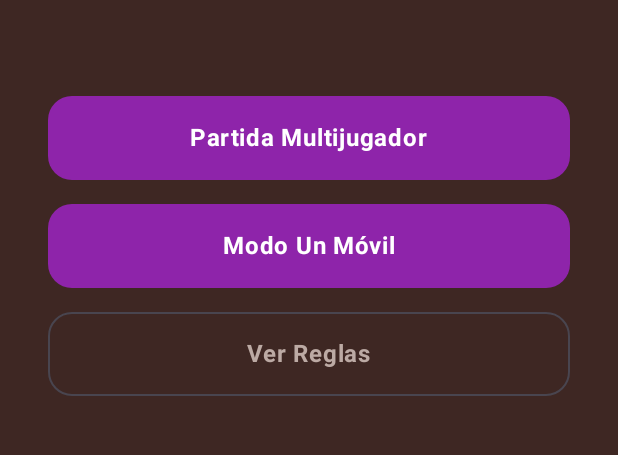
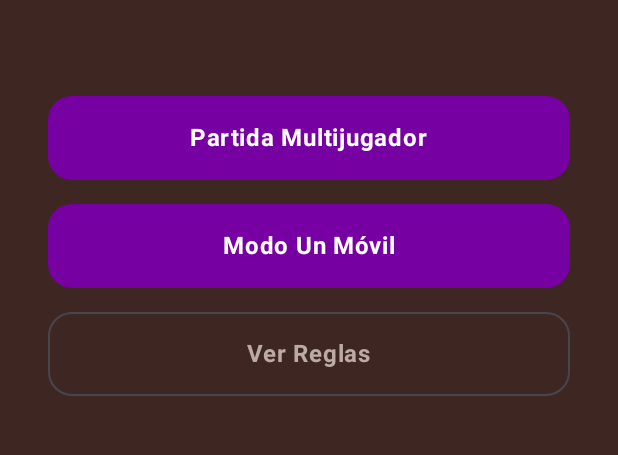
Before and after one commit to ronky8/tfg_glitch, an Android app built with Jetpack Compose: the screen it shows after launch (MainActivity), on a phone screen of 412 x 824 dp, the part 450-905 px from its top. Run offline under Robolectric (Android 15) with nearby library versions, the phone set to English and light mode, and no system bars; our stand-ins replace Firebase (no records; nobody signed in at launch, a user with empty details on screens opened directly).

Commit message:
Limpieza de código

```diff
--- a/app/src/main/java/com/pingu/tfg_glitch/data/FirestoreService.kt
+++ b/app/src/main/java/com/pingu/tfg_glitch/data/FirestoreService.kt
@@ -21,7 +21,6 @@ class FirestoreService {
                 close(error)
                 return@addSnapshotListener
             }
-            // Asegurarse de que el ID del documento se asigna a la propiedad 'id' del objeto Player
             val player = snapshot?.toObject<Player>()?.copy(id = snapshot.id)
             trySend(player)
         }
@@ -36,7 +35,6 @@ class FirestoreService {
                 close(error)
                 return@addSnapshotListener
             }
-            // Asegurarse de que el ID de cada documento se asigna a la propiedad 'id' de cada objeto Player
             val players = snapshot?.documents?.mapNotNull { doc ->
                 doc.toObject<Player>()?.copy(id = doc.id)
             } ?: emptyList()
--- a/app/src/main/java/com/pingu/tfg_glitch/ui/theme/Color.kt
+++ b/app/src/main/java/com/pingu/tfg_glitch/ui/theme/Color.kt
@@ -31,9 +31,9 @@ val GlitchDarkCard = Color(0xFF2D3748)
 val GlitchMarronOscuro = Color(0xFF3E2723)
 val GlitchGrisOscuro = Color(0xFF4E342E)
 val GlitchMarronClaro = Color(0xFF6D4C41)
-val GlitchBeige = Color(0xFFF700FF)
+val GlitchBeige = Color(0xFFF68BFF)
 val GlitchGrisClaro = Color(0xFFBCAAA4)
-val GlitchLila = Color(0xFF8E24AA)
+val GlitchLila = Color(0xFF7600A2)
 
 // Corregido: Variables de la paleta original que faltaban
 val DarkCard = Color(0xFF2D3748)
```
